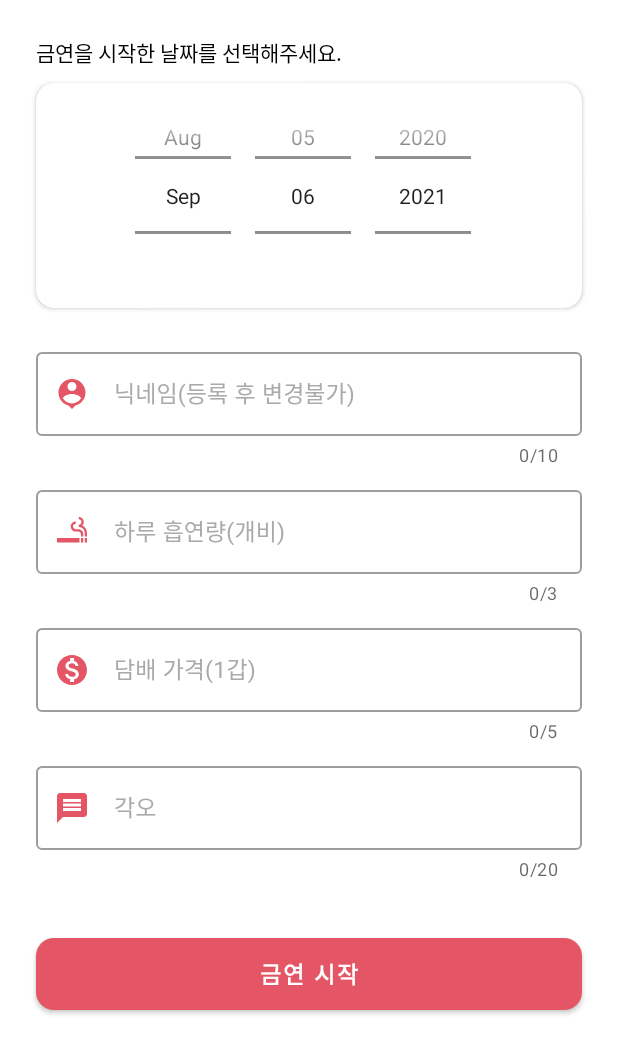
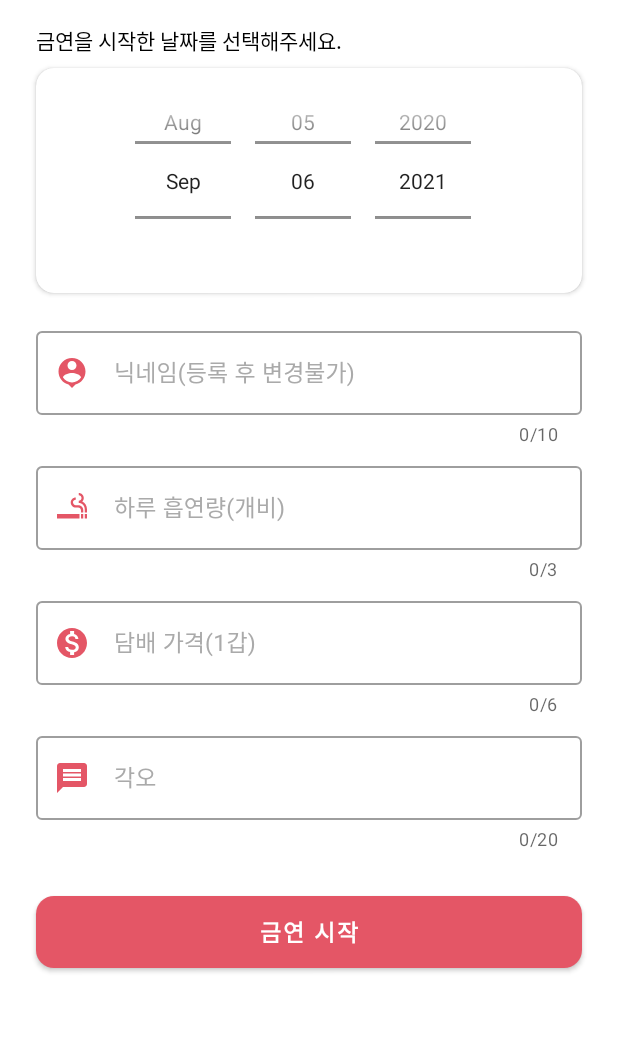
Before and after one commit to koreadydtkd/StopSmoking, an Android app: the RegistrationActivity screen opened directly, with no data from a screen before it, on a phone screen of 412 x 824 dp. Shown: the top 1054 px of the screen. Run offline under Robolectric (Android 15) with nearby library versions, the phone set to English and light mode, and no system bars; our stand-ins replace Firebase (no records; nobody signed in at launch, a user with empty details on screens opened directly).

Commit message:
- 주석 추가 - RegistrationActivity.kt 입력 값에 따른 분기처리 수정

```diff
--- a/app/build.gradle
+++ b/app/build.gradle
@@ -15,7 +15,7 @@ android {
         applicationId "hys.hmonkeyys.stopsmoking"
         minSdk 26
         targetSdk 30
-        versionCode 4
+        versionCode 5
         versionName "1.0"
 
         testInstrumentationRunner "androidx.test.runner.AndroidJUnitRunner"
--- a/app/src/main/java/hys/hmonkeyys/stopsmoking/activity/intro/IntroActivity.kt
+++ b/app/src/main/java/hys/hmonkeyys/stopsmoking/activity/intro/IntroActivity.kt
@@ -20,12 +20,8 @@ internal class IntroActivity : BaseActivity<IntroViewModel>() {
         viewModel.introLiveData.observe(this) {
             when (it) {
                 is IntroState.GetImageUrlForKakaoLink -> {
-//                    viewModel.getFCMToken()
                     goNext()
                 }
-//                is IntroState.GetTokenSuccess -> {
-//                    goNext()
-//                }
             }
         }
     }
--- a/app/src/main/java/hys/hmonkeyys/stopsmoking/activity/intro/IntroState.kt
+++ b/app/src/main/java/hys/hmonkeyys/stopsmoking/activity/intro/IntroState.kt
@@ -2,6 +2,4 @@ package hys.hmonkeyys.stopsmoking.activity.intro
 
 sealed class IntroState {
     object GetImageUrlForKakaoLink : IntroState()
-
-//    object GetTokenSuccess : IntroState()
 }
--- a/app/src/main/java/hys/hmonkeyys/stopsmoking/activity/main/MainViewModel.kt
+++ b/app/src/main/java/hys/hmonkeyys/stopsmoking/activity/main/MainViewModel.kt
@@ -113,7 +113,10 @@ internal class MainViewModel(
     /** 안피운 담배 개비 구하기 */
     fun getCigaretteCount(): Int = inputAmountOfSmoking * elapsedDate
 
+    /** 닉네임 가져오기 */
     fun getNickName(): String = spf.getString(AppShareKey.NICK_NAME, "OOO") ?: "OOO"
+
+    /** 각오 가져오기 */
     fun getMyResolution(): String = spf.getString(AppShareKey.MY_RESOLUTION, "") ?: ""
 
     companion object {
--- a/app/src/main/java/hys/hmonkeyys/stopsmoking/activity/registration/RegistrationViewModel.kt
+++ b/app/src/main/java/hys/hmonkeyys/stopsmoking/activity/registration/RegistrationViewModel.kt
@@ -48,7 +48,7 @@ internal class RegistrationViewModel(
     /** 닉네임 중복 확인 후 금연 정보 저장 */
     fun checkForDuplicateNicknamesAndSaveInfo(
         isFirst: Boolean,
-        datePicker: String,
+        date: String,
         nickName: String,
         amountOfSmoking: Int,
         tobaccoPrice: Int,
@@ -73,7 +73,7 @@ internal class RegistrationViewModel(
                     // spf 저장
                     spf.edit {
                         putBoolean(IS_REGISTRATION, isFirst)
-                        putString(STOP_SMOKING_DATE, datePicker)
+                        putString(STOP_SMOKING_DATE, date)
                         putString(NICK_NAME, nickName)
                         putInt(AMOUNT_OF_SMOKING_PER_DAY, amountOfSmoking)
                         putInt(TOBACCO_PRICE, tobaccoPrice)
--- a/app/src/main/java/hys/hmonkeyys/stopsmoking/utils/AppShareKey.kt
+++ b/app/src/main/java/hys/hmonkeyys/stopsmoking/utils/AppShareKey.kt
@@ -20,7 +20,6 @@ class AppShareKey {
 
         // firebase
         const val DB_NICKNAME = "db_nick_name"
-        const val DB_FCM_TOKEN = "db_fcm_token"
 
         // widget
         const val WIDGET_UPDATE ="update_widget"
--- a/app/src/main/res/layout/activity_registration.xml
+++ b/app/src/main/res/layout/activity_registration.xml
@@ -12,7 +12,7 @@
         android:layout_width="wrap_content"
         android:layout_height="wrap_content"
         android:layout_marginStart="24dp"
-        android:layout_marginTop="24dp"
+        android:layout_marginTop="16dp"
         android:text="@string/date_select_text"
         android:textColor="@color/black"
         app:layout_constraintStart_toStartOf="parent"
@@ -22,7 +22,7 @@
         android:id="@+id/cancelView"
         android:layout_width="28dp"
         android:layout_height="28dp"
-        android:layout_marginTop="20dp"
+        android:layout_marginTop="12dp"
         android:layout_marginEnd="24dp"
         android:background="@drawable/ic_baseline_cancel_24"
         android:backgroundTint="@color/main_color"
@@ -38,7 +38,7 @@
         android:layout_width="0dp"
         android:layout_height="wrap_content"
         android:layout_marginStart="24dp"
-        android:layout_marginTop="10dp"
+        android:layout_marginTop="8dp"
         android:layout_marginEnd="24dp"
         app:cardCornerRadius="12dp"
         app:layout_constraintEnd_toEndOf="parent"
@@ -60,7 +60,7 @@
         android:layout_width="0dp"
         android:layout_height="wrap_content"
         android:layout_marginStart="24dp"
-        android:layout_marginTop="24dp"
+        android:layout_marginTop="20dp"
         android:layout_marginEnd="24dp"
         android:hint="@string/nick_name"
         android:textColorHint="@color/light_grey"
@@ -91,7 +91,7 @@
         android:layout_width="0dp"
         android:layout_height="wrap_content"
         android:layout_marginStart="24dp"
-        android:layout_marginTop="10dp"
+        android:layout_marginTop="8dp"
         android:layout_marginEnd="24dp"
         android:hint="@string/amount_of_smoking"
         android:textColorHint="@color/light_grey"
@@ -121,12 +121,12 @@
         android:layout_width="0dp"
         android:layout_height="wrap_content"
         android:layout_marginStart="24dp"
-        android:layout_marginTop="10dp"
+        android:layout_marginTop="8dp"
         android:layout_marginEnd="24dp"
         android:hint="@string/tobacco_price"
         android:textColorHint="@color/light_grey"
         app:counterEnabled="true"
-        app:counterMaxLength="5"
+        app:counterMaxLength="6"
         app:endIconMode="clear_text"
         app:layout_constraintEnd_toEndOf="parent"
         app:layout_constraintStart_toStartOf="parent"
@@ -139,7 +139,7 @@
             android:layout_width="match_parent"
             android:layout_height="wrap_content"
             android:inputType="number"
-            android:maxLength="5"
+            android:maxLength="6"
             android:maxLines="1"
             android:textSize="15sp" />
 
@@ -151,7 +151,7 @@
         android:layout_width="0dp"
         android:layout_height="wrap_content"
         android:layout_marginStart="24dp"
-        android:layout_marginTop="10dp"
+        android:layout_marginTop="8dp"
         android:layout_marginEnd="24dp"
         android:hint="@string/resolution"
         android:textColorHint="@color/light_grey"
@@ -175,22 +175,12 @@
 
     </com.google.android.material.textfield.TextInputLayout>
 
-    <!--<TextView
-        android:layout_width="wrap_content"
-        android:layout_height="wrap_content"
-        android:layout_marginTop="2dp"
-        android:text="@string/user_widget"
-        android:textColor="@color/black"
-        android:textSize="12sp"
-        app:layout_constraintEnd_toEndOf="@id/myResolutionTextField"
-        app:layout_constraintTop_toBottomOf="@+id/myResolutionTextField" />-->
-
     <com.google.android.material.button.MaterialButton
         android:id="@+id/stopSmokingButton"
         android:layout_width="0dp"
         android:layout_height="60dp"
         android:layout_marginStart="24dp"
-        android:layout_marginTop="32dp"
+        android:layout_marginTop="24dp"
         android:layout_marginEnd="24dp"
         android:text="@string/stop_smoking_start"
         android:textSize="15sp"
@@ -200,4 +190,17 @@
         app:layout_constraintStart_toStartOf="parent"
         app:layout_constraintTop_toBottomOf="@id/myResolutionTextField" />
 
+
+    <ProgressBar
+        android:id="@+id/progressBar"
+        android:layout_width="wrap_content"
+        android:layout_height="wrap_content"
+        tools:visibility="visible"
+        android:visibility="gone"
+        android:indeterminateTint="@color/main_color"
+        app:layout_constraintBottom_toBottomOf="parent"
+        app:layout_constraintEnd_toEndOf="parent"
+        app:layout_constraintStart_toStartOf="parent"
+        app:layout_constraintTop_toTopOf="parent" />
+
 </androidx.constraintlayout.widget.ConstraintLayout>
--- a/app/src/main/res/values/strings.xml
+++ b/app/src/main/res/values/strings.xml
@@ -17,11 +17,15 @@
     <string name="tobacco_price">담배 가격(1갑)</string>
     <string name="user_widget">각오는 위젯에 사용됩니다.</string>
 
-    <string name="message_nick_name">닉네임을 입력해주세요..</string>
+    <string name="message_nick_name">닉네임을 입력해주세요.</string>
+    <string name="message_nick_name_length">닉네임은 최소 2자 최대 10자까지 입력할 수 있습니다.</string>
     <string name="message_amount_of_smoking">하루 흡연량을 입력해주세요.</string>
+    <string name="message_amount_of_smoking_length">하루 흡연량은 최대 3자리까지 입력할 수 있습니다.</string>
     <string name="message_tobacco_price">담배 가격을 입력해주세요.</string>
+    <string name="message_tobacco_price_length">담배 가격은 최대 6자리까지 입력할 수 있습니다.</string>
     <string name="message_my_resolution">금연하기 위한 각오를 입력해주세요.</string>
-    <string name="message_zero_input_exception">0보다 크게 입력해주세요.</string>
+    <string name="message_my_resolution_length">금연하기 위한 각오는 최대 20자리까지 입력할 수 있습니다.</string>
+    <string name="message_zero_input_exception">%s은 0보다 크게 입력해주세요.</string>
     <string name="message_input_space">공백은 입력할 수 없습니다.</string>
     <string name="message_length">최소 2자 이상 입력해주세요.</string>
     <string name="message_reduplication">중복된 닉네임이 있습니다. 다시 입력해주세요.</string>
```
Also changed, not shown: app/src/main/java/hys/hmonkeyys/stopsmoking/activity/intro/IntroViewModel.kt (+6 -14 lines), app/src/main/java/hys/hmonkeyys/stopsmoking/activity/main/MainActivity.kt (+9 -8 lines), app/src/main/java/hys/hmonkeyys/stopsmoking/activity/registration/RegistrationActivity.kt (+83 -62 lines), app/src/main/java/hys/hmonkeyys/stopsmoking/fcm/MyFirebaseMessagingService.kt (+6 -1 lines), app/src/main/java/hys/hmonkeyys/stopsmoking/utils/Utility.kt (+0 -7 lines), app/src/main/java/hys/hmonkeyys/stopsmoking/widget/WidgetProvider.kt (+10 -12 lines).
